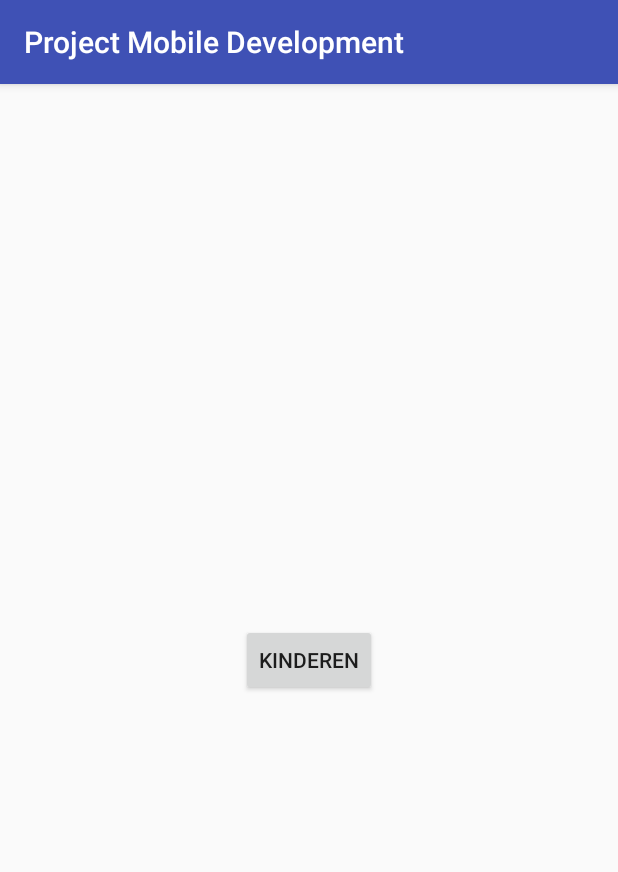
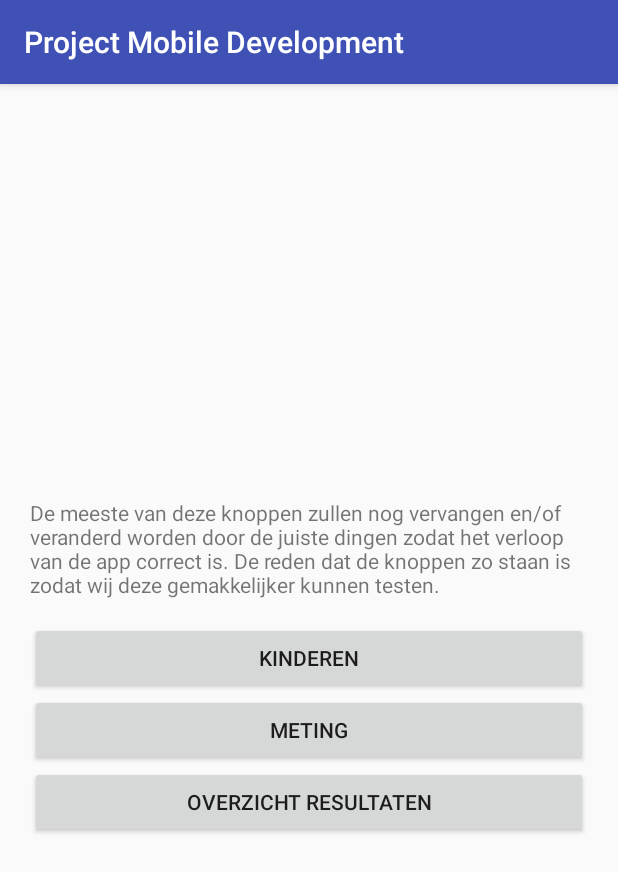
Before and after one commit to StoopArno/MobileDevProject, an Android app: the screen it shows after launch (MainActivity), on a phone screen of 412 x 824 dp. Shown: the top 872 px of the screen. Run offline under Robolectric (Android 15) with nearby library versions, the phone set to English and light mode, and no system bars.

Commit message:
overzicht kinderen deel 2

```diff
--- a/app/src/main/res/layout/content_main.xml
+++ b/app/src/main/res/layout/content_main.xml
@@ -8,14 +8,38 @@
     tools:context=".MainActivity"
     tools:showIn="@layout/activity_main">
 
-    <Button
-        android:layout_width="wrap_content"
+    <LinearLayout
+        android:layout_width="fill_parent"
         android:layout_height="wrap_content"
-        android:text="Kinderen"
+        android:paddingTop="10dp"
+        android:paddingRight="20dp"
+        android:paddingLeft="20dp"
         app:layout_constraintBottom_toBottomOf="parent"
         app:layout_constraintLeft_toLeftOf="parent"
         app:layout_constraintRight_toRightOf="parent"
         app:layout_constraintTop_toTopOf="parent"
-        android:onClick="onClickKinderen"/>
+        android:orientation="vertical">
+        <TextView
+            android:layout_width="wrap_content"
+            android:layout_height="wrap_content"
+            android:layout_marginBottom="15dp"
+            android:text="De meeste van deze knoppen zullen nog vervangen en/of veranderd worden door de juiste dingen zodat het verloop van de app correct is. De reden dat de knoppen zo staan is zodat wij deze gemakkelijker kunnen testen."/>
+        <Button
+            android:layout_width="fill_parent"
+            android:layout_height="wrap_content"
+            android:text="Kinderen"
+            android:onClick="onClickKinderen"/>
+        <Button
+            android:layout_width="fill_parent"
+            android:layout_height="wrap_content"
+            android:text="Meting"
+            android:onClick="onClickKinderen"/>
+        <Button
+            android:layout_width="fill_parent"
+            android:layout_height="wrap_content"
+            android:text="Overzicht resultaten"
+            android:onClick="onClickKinderen"/>
+    </LinearLayout>
+
 
 </android.support.constraint.ConstraintLayout>
```
Also changed, not shown: app/src/main/AndroidManifest.xml (+13 -3 lines), app/src/main/java/be/thomasmore/projectmobiledevelopment/activities/ActivityKinderen.java (+29 -2 lines), app/src/main/java/be/thomasmore/projectmobiledevelopment/activities/KinderenEdit.java (+27 -4 lines), app/src/main/res/layout/content_kinderen_edit.xml (+8 -2 lines).
